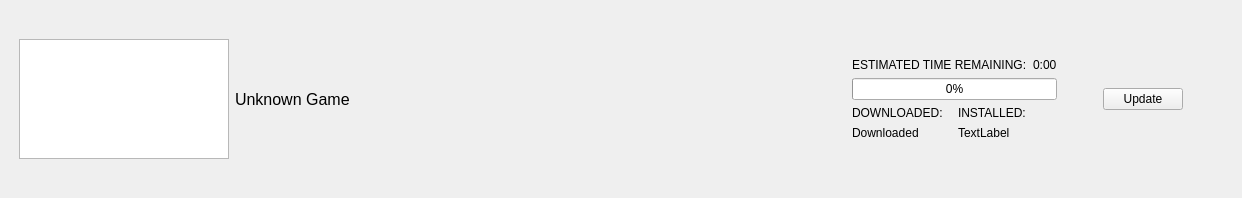
The window that src/client/gui/widgets/downloadqueueitem.ui (OpenSteamClient/OpenSteamClient) describes before a commit, drawn with Qt 5.
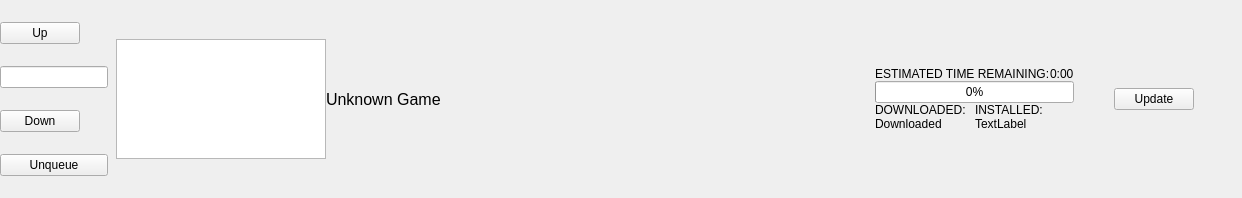
The same window after the commit.

```diff
--- a/src/client/gui/widgets/downloadqueueitem.ui
+++ b/src/client/gui/widgets/downloadqueueitem.ui
@@ -13,8 +13,23 @@
   <property name="windowTitle">
    <string>Form</string>
   </property>
-  <layout class="QGridLayout" name="gridLayout_2">
-   <item row="0" column="0">
+  <layout class="QGridLayout" name="gridLayout_2" columnstretch="0,1" columnminimumwidth="0,0">
+   <property name="leftMargin">
+    <number>0</number>
+   </property>
+   <property name="topMargin">
+    <number>0</number>
+   </property>
+   <property name="rightMargin">
+    <number>0</number>
+   </property>
+   <property name="bottomMargin">
+    <number>0</number>
+   </property>
+   <property name="spacing">
+    <number>0</number>
+   </property>
+   <item row="0" column="1">
     <layout class="QHBoxLayout" name="horizontalLayout" stretch="4,3,1,0">
      <property name="leftMargin">
       <number>8</number>
@@ -249,6 +264,71 @@
      </item>
     </layout>
    </item>
+   <item row="0" column="0">
+    <layout class="QVBoxLayout" name="positionButtonsLayout">
+     <property name="spacing">
+      <number>0</number>
+     </property>
+     <property name="sizeConstraint">
+      <enum>QLayout::SetDefaultConstraint</enum>
+     </property>
+     <property name="leftMargin">
+      <number>0</number>
+     </property>
+     <item>
+      <widget class="QPushButton" name="upBtn">
+       <property name="sizePolicy">
+        <sizepolicy hsizetype="Fixed" vsizetype="Fixed">
+         <horstretch>0</horstretch>
+         <verstretch>0</verstretch>
+        </sizepolicy>
+       </property>
+       <property name="text">
+        <string>Up</string>
+       </property>
+      </widget>
+     </item>
+     <item>
+      <widget class="QLineEdit" name="indexLabel">
+       <property name="sizePolicy">
+        <sizepolicy hsizetype="Fixed" vsizetype="Fixed">
+         <horstretch>0</horstretch>
+         <verstretch>0</verstretch>
+        </sizepolicy>
+       </property>
+       <property name="text">
+        <string notr="true"/>
+       </property>
+       <property name="maxLength">
+        <number>3</number>
+       </property>
+       <property name="readOnly">
+        <bool>true</bool>
+       </property>
+      </widget>
+     </item>
+     <item>
+      <widget class="QPushButton" name="downBtn">
+       <property name="sizePolicy">
+        <sizepolicy hsizetype="Fixed" vsizetype="Fixed">
+         <horstretch>0</horstretch>
+         <verstretch>0</verstretch>
+        </sizepolicy>
+       </property>
+       <property name="text">
+        <string>Down</string>
+       </property>
+      </widget>
+     </item>
+     <item>
+      <widget class="QPushButton" name="unqueueButton">
+       <property name="text">
+        <string>Unqueue</string>
+       </property>
+      </widget>
+     </item>
+    </layout>
+   </item>
   </layout>
  </widget>
  <resources/>
```
